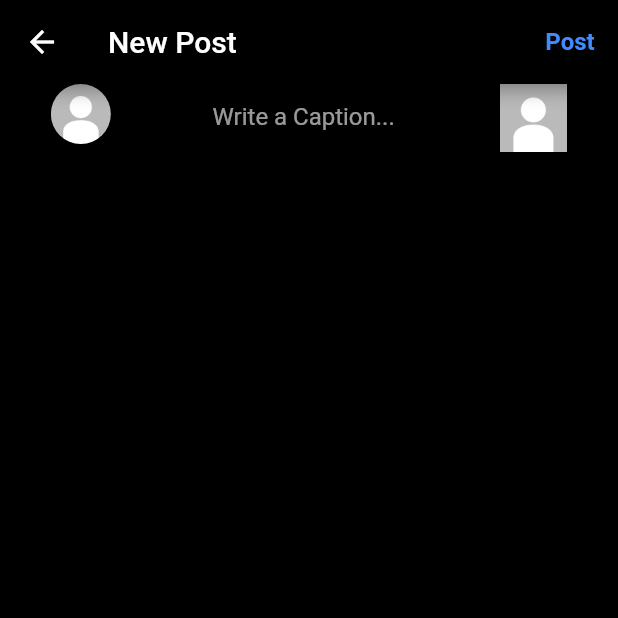
After one commit to Richie1000/gram, a Flutter app: the AddPostScreen screen opened directly, on a phone screen of 412 x 824 dp, the top half of it. The commit adds this screen. Run offline on Flutter 3.47's test engine with Material 2 defaults, Android fonts, the phone set to English and light mode, and no system bars; our stand-ins replace cloud_firestore, firebase_auth, firebase_core, firebase_storage, flutter_svg, image_picker; missing offline and left inert: cloud_firestore_web, firebase_auth_web, firebase_core_web, firebase_storage_web; accounts and stored records are empty.

Commit message:
Major changes

```diff
--- /dev/null
+++ b/lib/providers/user_provider.dart
@@ -0,0 +1,16 @@
+import 'package:flutter/material.dart';
+import 'package:gram/resources/authentication.dart';
+import '../models/user_model.dart';
+
+class Userprovider with ChangeNotifier {
+  User? _user;
+  final AuthMethods _authMethods = AuthMethods();
+
+  User get getUser => _user!;
+
+  Future<void> refreshUser() async {
+    User user = await _authMethods.getUserDetails();
+    _user = user;
+    notifyListeners();
+  }
+}
--- /dev/null
+++ b/lib/screens/add_post_screen.dart
@@ -0,0 +1,78 @@
+import 'package:flutter/material.dart';
+import 'package:gram/utilities/colors.dart';
+
+class AddPostScreen extends StatefulWidget {
+  const AddPostScreen({super.key});
+
+  @override
+  State<AddPostScreen> createState() => _AddPostScreenState();
+}
+
+class _AddPostScreenState extends State<AddPostScreen> {
+  @override
+  Widget build(BuildContext context) {
+    // return Center(
+    //   child: IconButton(
+    //     icon: const Icon(Icons.upload),
+    //     onPressed: () {},
+    //   ),
+    // );
+    return Scaffold(
+      appBar: AppBar(
+        backgroundColor: mobileBackgroundColor,
+        leading:
+            IconButton(onPressed: () {}, icon: const Icon(Icons.arrow_back)),
+        title: const Text("New Post"),
+        centerTitle: false,
+        actions: [
+          TextButton(
+            onPressed: () {},
+            child: const Text(
+              "Post",
+              style: TextStyle(
+                  color: Colors.blueAccent,
+                  fontWeight: FontWeight.bold,
+                  fontSize: 16),
+            ),
+          )
+        ],
+      ),
+      body: Column(children: [
+        Row(
+          mainAxisAlignment: MainAxisAlignment.spaceAround,
+          crossAxisAlignment: CrossAxisAlignment.start,
+          children: [
+            CircleAvatar(
+              backgroundImage: AssetImage("assets/defaultpic.jpg"),
+            ),
+            SizedBox(
+              width: MediaQuery.of(context).size.width * 0.3,
+              child: TextField(
+                decoration: InputDecoration(
+                  hintText: "Write a Caption...",
+                  border: InputBorder.none,
+                ),
+                maxLines: 8,
+              ),
+            ),
+            SizedBox(
+              height: 45,
+              width: 45,
+              child: AspectRatio(
+                aspectRatio: 487 / 451,
+                child: Container(
+                  decoration: BoxDecoration(
+                    image: DecorationImage(
+                        image: AssetImage("assets/defaultpic.jpg"),
+                        fit: BoxFit.fill,
+                        alignment: FractionalOffset.topCenter),
+                  ),
+                ),
+              ),
+            )
+          ],
+        )
+      ]),
+    );
+  }
+}
--- a/lib/utilities/dimensions.dart
+++ /dev/null
@@ -1,3 +0,0 @@
-import 'package:flutter/material.dart';
-
-const webScreenSize = 600;
--- a/pubspec.yaml
+++ b/pubspec.yaml
@@ -40,6 +40,7 @@ dependencies:
   cloud_firestore: ^3.4.6
   flutter_svg: ^1.1.4
   image_picker: ^0.8.5+3
+  provider: ^6.0.3
 
 dev_dependencies:
   flutter_test:
```
Also changed, not shown: lib/main.dart (+8 -3 lines), lib/models/user_model.dart (+14 -0 lines), lib/resources/authentication.dart (+8 -0 lines), lib/responsiveness/mobile_screen.dart (+91 -4 lines), lib/responsiveness/responsive_layout_screen.dart (+28 -7 lines), lib/screens/signup_screen.dart (+8 -0 lines), lib/utilities/global_variables.dart (added, +12 -0 lines), pubspec.lock.
